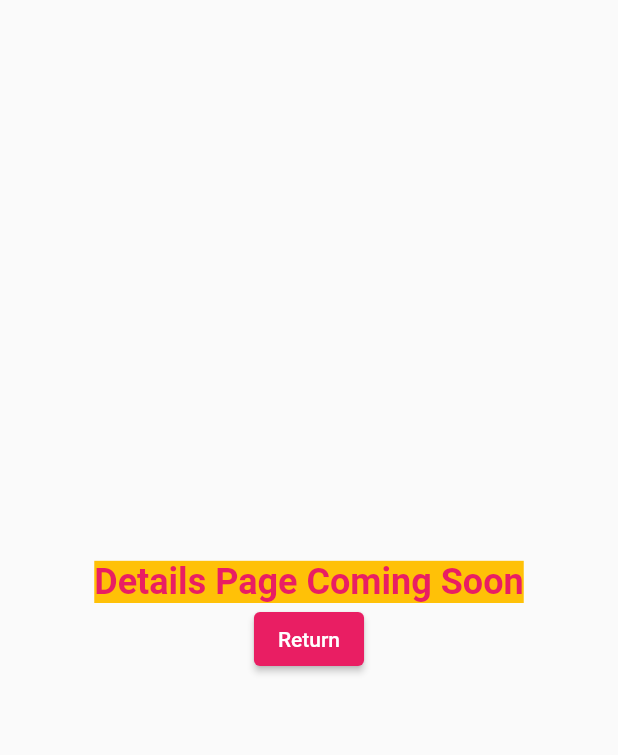
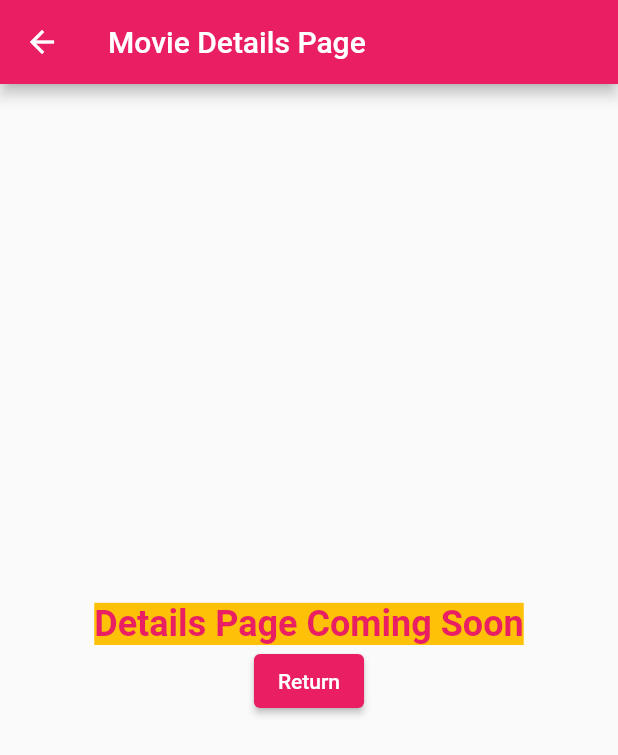
Before and after one commit to omeer7/FlutterMovieApp, a Flutter app: the DetailClass screen opened directly, on a phone screen of 412 x 824 dp. Shown: the top 755 px of the screen. Run offline on Flutter 3.47's test engine with Material 2 defaults, Android fonts, the phone set to English and light mode, and no system bars; network calls fail.

Commit message:
model class added

```diff
--- a/lib/DetailClass.dart
+++ b/lib/DetailClass.dart
@@ -4,6 +4,7 @@ class DetailClass extends StatelessWidget {
   @override
   Widget build(BuildContext context) {
     return Scaffold(
+      appBar: AppBar(title: const Text('Movie Details Page'),),
       body: Padding(
         padding: const EdgeInsets.all(8.0),
         child: Column(
--- /dev/null
+++ b/lib/Movie.dart
@@ -0,0 +1,15 @@
+import 'MovieFeature.dart';
+
+class Movie {
+
+    List<MovieFeature> movieList ;
+
+   Movie(this.movieList);
+
+   factory Movie.fromJson(Map<String,dynamic> json){
+
+     var jsonArray = json["results"] as List;
+     List<MovieFeature> movieList = jsonArray.map((movieFeature) => MovieFeature.fromJson(movieFeature)).toList();
+     return Movie(movieList);
+   }
+}
--- /dev/null
+++ b/lib/MovieFeature.dart
@@ -0,0 +1,11 @@
+class MovieFeature {
+
+  String title ;
+  String poster_path;
+
+  MovieFeature(this.title, this.poster_path);
+
+  factory MovieFeature.fromJson(Map<String,dynamic> json){
+    return MovieFeature(json["title"] as String, json["poster_path"] as String);
+  }
+}
--- a/pubspec.yaml
+++ b/pubspec.yaml
@@ -20,7 +20,7 @@ publish_to: 'none' # Remove this line if you wish to publish to pub.dev
 version: 1.0.0+1
 
 environment:
-  sdk: '>=2.18.5 <3.0.0'
+  sdk: '>=2.18.4 <3.0.0'
 
 # Dependencies specify other packages that your package needs in order to work.
 # To automatically upgrade your package dependencies to the latest versions
@@ -31,6 +31,7 @@ environment:
 dependencies:
   flutter:
     sdk: flutter
+  http: ^0.13.5
 
 
   # The following adds the Cupertino Icons font to your application.
```
Also changed, not shown: lib/main.dart (+61 -23 lines), pubspec.lock, 1 other file.
